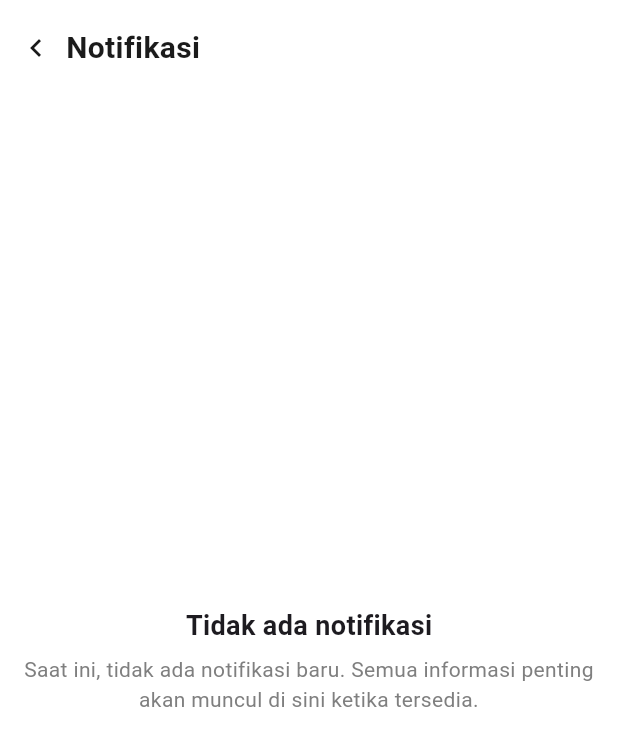
After one commit to Tadika-Mesra-POLINEMA/mesran-app, a Flutter app: the screen it shows after launch, after a tap on an icon or button, on a phone screen of 412 x 824 dp. The commit adds this screen. Shown: the top 746 px of the screen. Run offline on Flutter 3.47's test engine with Material 3 defaults, Android fonts, the light colour scheme and no system bars; our stand-ins replace dotted_border, flutter_svg, go_router, shared_preferences; missing offline and left inert: flutter_timer_countdown; Roboto replaces fonts that are missing (SF-Pro-Display).

Commit message:
Halaman Notifikasi

```diff
--- /dev/null
+++ b/lib/components/notifikasi/notifikasi_item.dart
@@ -0,0 +1,10 @@
+import 'package:flutter/material.dart';
+
+class NotifikasiItem extends StatelessWidget {
+  const NotifikasiItem({super.key});
+
+  @override
+  Widget build(BuildContext context) {
+    return const Placeholder();
+  }
+}
--- a/lib/components/undo_button.dart
+++ b/lib/components/undo_button.dart
@@ -41,7 +41,7 @@ class UndoButton extends StatelessWidget {
               const SizedBox(width: 8),
               Text(
                 label ?? '',
-                style: titleTwoSemiBold.copyWith(color: neutralBase),
+                style: headingTwoSemiBold.copyWith(color: neutralBase),
               ),
             ],
           ),
--- a/lib/pages/event/create_event_page.dart
+++ b/lib/pages/event/create_event_page.dart
@@ -18,7 +18,7 @@ class CreateEventPage extends StatelessWidget {
             label: 'Buat Acara',
           ),
         ),
-        leadingWidth: 150,
+        leadingWidth: double.infinity,
         backgroundColor: white,
         automaticallyImplyLeading: false,
       ),
--- a/lib/pages/home_page.dart
+++ b/lib/pages/home_page.dart
@@ -25,7 +25,9 @@ class HomePage extends StatelessWidget {
                     'Halo, Selamat Datang!',
                     style: headingTwoSemiBold,
                   ),
-                  bell.copyWith(color: neutralBase)
+                  InkWell(
+                      onTap: () => context.push('/notifications'),
+                      child: bell.copyWith(color: neutralBase))
                 ]),
           )),
       body: SingleChildScrollView(
--- /dev/null
+++ b/lib/pages/notifikasi_page.dart
@@ -0,0 +1,57 @@
+import 'package:flutter/material.dart';
+import 'package:flutter_svg/svg.dart';
+import 'package:go_router/go_router.dart';
+import 'package:mesran_app/components/event/create_event_form.dart';
+import 'package:mesran_app/components/undo_button.dart';
+import 'package:mesran_app/utils/themes.dart';
+
+class NotifikasiPage extends StatelessWidget {
+  const NotifikasiPage({super.key});
+
+  @override
+  Widget build(BuildContext context) {
+    return Scaffold(
+      appBar: AppBar(
+        leading: Padding(
+          padding: const EdgeInsets.only(top: 8),
+          child: UndoButton(
+            onPressed: () => context.pop(),
+            label: 'Notifikasi',
+          ),
+        ),
+        leadingWidth: double.infinity,
+        backgroundColor: white,
+        automaticallyImplyLeading: false,
+      ),
+      body: Padding(
+          padding: const EdgeInsets.all(16.0),
+          child: Center(
+            child: Column(
+              mainAxisAlignment: MainAxisAlignment.center,
+              crossAxisAlignment: CrossAxisAlignment.center,
+              children: [
+                // SvgPicture.asset(
+                //   '/assets/images/no-email.svg',
+                //   width: 230,
+                //   height: 230,
+                // ),
+                Text(
+                  'Tidak ada notifikasi',
+                  style: headingThreeSemiBold,
+                ),
+                SizedBox(
+                  height: 6,
+                ),
+                Text(
+                  'Saat ini, tidak ada notifikasi baru. Semua informasi penting akan muncul di sini ketika tersedia.',
+                  style: titleTwo.copyWith(color: neutral40),
+                  textAlign: TextAlign.center,
+                ),
+              ],
+            ),
+          )
+      ),
+      backgroundColor: white,
+    );
+  }
+}
--- a/lib/routes.dart
+++ b/lib/routes.dart
@@ -8,6 +8,7 @@ import 'package:mesran_app/pages/event/create_activities_page.dart';
 import 'package:mesran_app/pages/event/create_event_page.dart';
 import 'package:mesran_app/pages/event/event_activities_page.dart';
 import 'package:mesran_app/pages/home_page.dart';
+import 'package:mesran_app/pages/notifikasi_page.dart';
 import 'package:mesran_app/pages/onboarding_page.dart';
 import 'package:mesran_app/pages/splash_screen.dart';
 
@@ -50,4 +51,8 @@ final List<GoRoute> routes = [
   GoRoute(
       path: '/events/activities/create',
       builder: (context, state) => const CreateActivitiesPage()),
+
+  // Notifikasi
+  GoRoute(path: '/notifications',
+  builder: (context, state) => const NotifikasiPage()),
 ];
```
Also changed, not shown: assets/images/no-email.svg (added).
